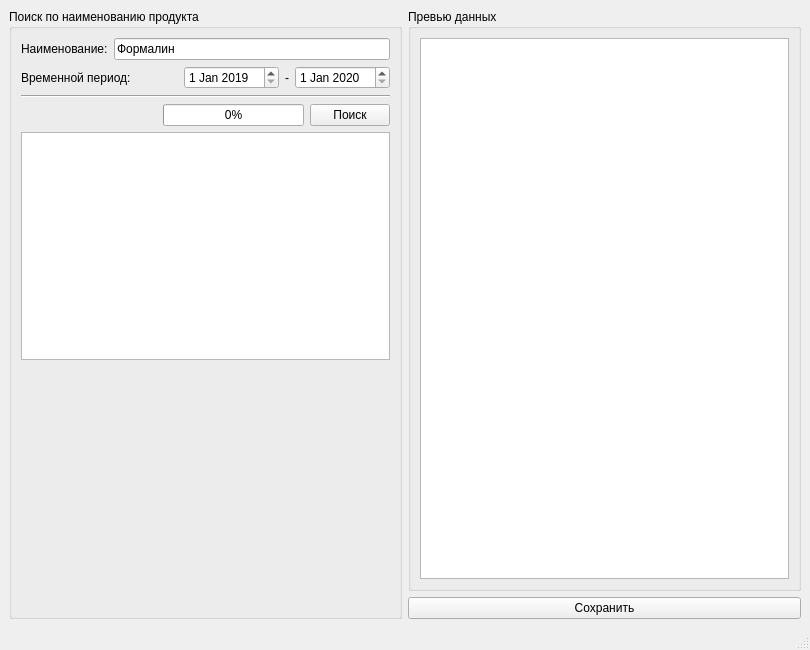
First picture: the form in design_main.ui, repository dobrik4ever/Makroskak, before the edit.
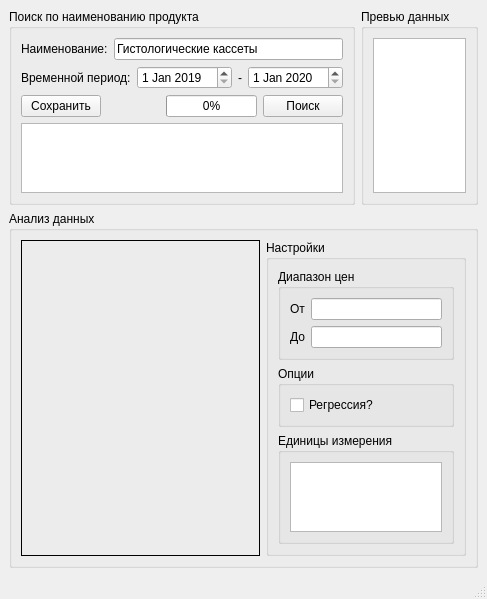
Second picture: the form after the edit.

```diff
--- a/design_main.ui
+++ b/design_main.ui
@@ -6,21 +6,23 @@
    <rect>
     <x>0</x>
     <y>0</y>
-    <width>810</width>
-    <height>650</height>
+    <width>437</width>
+    <height>579</height>
    </rect>
   </property>
   <property name="windowTitle">
    <string>MainWindow</string>
   </property>
   <widget class="QWidget" name="centralwidget">
-   <layout class="QHBoxLayout" name="horizontalLayout_4">
+   <layout class="QVBoxLayout" name="verticalLayout_5">
+    <item>
+     <layout class="QHBoxLayout" name="horizontalLayout_8">
     <item>
      <widget class="QGroupBox" name="groupBox">
       <property name="title">
        <string>Поиск по наименованию продукта</string>
       </property>
-      <layout class="QVBoxLayout" name="verticalLayout">
+        <layout class="QVBoxLayout" name="verticalLayout_7">
        <item>
         <layout class="QHBoxLayout" name="horizontalLayout">
          <item>
@@ -33,7 +35,7 @@
          <item>
           <widget class="QLineEdit" name="search_prodName_lineEdit">
            <property name="text">
-            <string>Формалин</string>
+              <string>Гистологические кассеты</string>
            </property>
           </widget>
          </item>
@@ -98,15 +100,15 @@
          </item>
         </layout>
        </item>
-       <item>
-        <widget class="Line" name="line">
-         <property name="orientation">
-          <enum>Qt::Horizontal</enum>
-         </property>
-        </widget>
-       </item>
        <item>
         <layout class="QHBoxLayout" name="horizontalLayout_3">
+           <item>
+            <widget class="QPushButton" name="save_pushButton">
+             <property name="text">
+              <string>Сохранить</string>
+             </property>
+            </widget>
+           </item>
          <item>
           <spacer name="horizontalSpacer_2">
            <property name="orientation">
@@ -125,6 +127,9 @@
            <property name="value">
             <number>0</number>
            </property>
+             <property name="textVisible">
+              <bool>true</bool>
+             </property>
           </widget>
          </item>
          <item>
@@ -149,31 +154,9 @@
          </property>
         </widget>
        </item>
-       <item>
-        <widget class="QLabel" name="year_price_qlabel">
-         <property name="text">
-          <string/>
-         </property>
-        </widget>
-       </item>
-       <item>
-        <spacer name="verticalSpacer">
-         <property name="orientation">
-          <enum>Qt::Vertical</enum>
-         </property>
-         <property name="sizeHint" stdset="0">
-          <size>
-           <width>20</width>
-           <height>40</height>
-          </size>
-         </property>
-        </spacer>
-       </item>
       </layout>
      </widget>
     </item>
-    <item>
-     <layout class="QVBoxLayout" name="verticalLayout_2">
       <item>
        <widget class="QGroupBox" name="groupBox_2">
         <property name="title">
@@ -186,14 +169,123 @@
         </layout>
        </widget>
       </item>
+     </layout>
+    </item>
       <item>
-       <widget class="QPushButton" name="save_pushButton">
+     <widget class="QGroupBox" name="groupBox_3">
+      <property name="title">
+       <string>Анализ данных</string>
+      </property>
+      <layout class="QHBoxLayout" name="horizontalLayout_4">
+       <item>
+        <widget class="QLabel" name="year_price_qlabel">
+         <property name="frameShape">
+          <enum>QFrame::Box</enum>
+         </property>
         <property name="text">
-         <string>Сохранить</string>
+          <string/>
         </property>
        </widget>
       </item>
-     </layout>
+       <item>
+        <widget class="QGroupBox" name="groupBox_4">
+         <property name="maximumSize">
+          <size>
+           <width>200</width>
+           <height>16777215</height>
+          </size>
+         </property>
+         <property name="title">
+          <string>Настройки</string>
+         </property>
+         <layout class="QVBoxLayout" name="verticalLayout_6">
+          <item>
+           <layout class="QVBoxLayout" name="verticalLayout_4">
+            <item>
+             <widget class="QGroupBox" name="groupBox_5">
+              <property name="title">
+               <string>Диапазон цен</string>
+              </property>
+              <layout class="QVBoxLayout" name="verticalLayout_2">
+               <item>
+                <layout class="QHBoxLayout" name="horizontalLayout_5">
+                 <item>
+                  <widget class="QLabel" name="label_4">
+                   <property name="text">
+                    <string>От</string>
+                   </property>
+                  </widget>
+                 </item>
+                 <item>
+                  <widget class="QLineEdit" name="price_from_lineEdit"/>
+                 </item>
+                </layout>
+               </item>
+               <item>
+                <layout class="QHBoxLayout" name="horizontalLayout_6">
+                 <item>
+                  <widget class="QLabel" name="label_5">
+                   <property name="text">
+                    <string>До</string>
+                   </property>
+                  </widget>
+                 </item>
+                 <item>
+                  <widget class="QLineEdit" name="price_to_lineEdit"/>
+                 </item>
+                </layout>
+               </item>
+              </layout>
+             </widget>
+            </item>
+            <item>
+             <widget class="QGroupBox" name="groupBox_7">
+              <property name="title">
+               <string>Опции</string>
+              </property>
+              <layout class="QVBoxLayout" name="verticalLayout_3">
+               <item>
+                <widget class="QCheckBox" name="regression_checkBox">
+                 <property name="text">
+                  <string>Регрессия?</string>
+                 </property>
+                </widget>
+               </item>
+              </layout>
+             </widget>
+            </item>
+           </layout>
+          </item>
+          <item>
+           <widget class="QGroupBox" name="groupBox_6">
+            <property name="title">
+             <string>Единицы измерения</string>
+            </property>
+            <layout class="QVBoxLayout" name="verticalLayout">
+             <item>
+              <widget class="QListWidget" name="units_listWidget">
+               <property name="alternatingRowColors">
+                <bool>true</bool>
+               </property>
+               <property name="selectionMode">
+                <enum>QAbstractItemView::SingleSelection</enum>
+               </property>
+               <property name="selectionBehavior">
+                <enum>QAbstractItemView::SelectItems</enum>
+               </property>
+               <property name="selectionRectVisible">
+                <bool>false</bool>
+               </property>
+              </widget>
+             </item>
+            </layout>
+           </widget>
+          </item>
+         </layout>
+        </widget>
+       </item>
+      </layout>
+     </widget>
     </item>
    </layout>
   </widget>
```
Left out of the diff: 2 changed lines with no effect on the pictures. Lines whose indentation alone changed are shown as unchanged.
